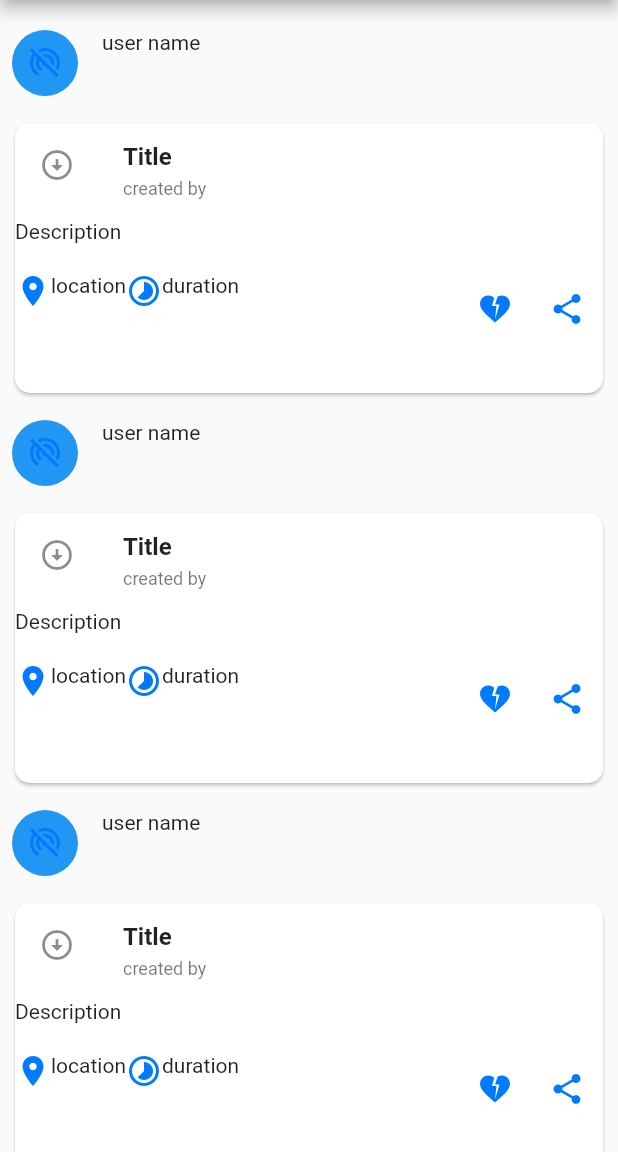
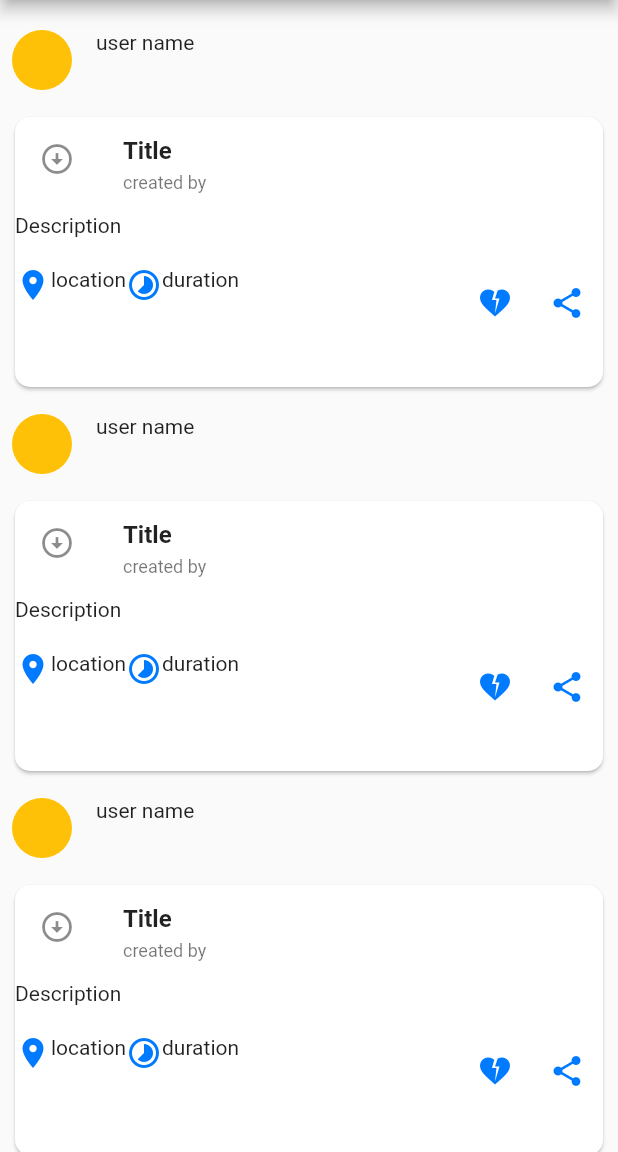
Before and after one commit to omerbeden/event-mate, a Flutter app: the EventsScreen screen opened directly, on a phone screen of 412 x 824 dp, the part 84-1236 px from its top. Run offline on Flutter 3.47's test engine with Material 2 defaults, Android fonts, the phone set to English and light mode, and no system bars; our stand-ins replace firebase_auth, firebase_core, google_sign_in, image_picker; missing offline and left inert: grpc, protobuf; accounts and stored records are empty; network calls fail.

Commit message:
some uncesseryl refactor

```diff
--- a/frontend/event_mate_ui/lib/modules/screens/events_screen.dart
+++ b/frontend/event_mate_ui/lib/modules/screens/events_screen.dart
@@ -22,10 +22,6 @@ class _EventsScreenState extends State<EventsScreen> {
 
   Widget _listBuilder(BuildContext context, int index) {
     if (index >= _itemsLength) return Container();
-
-    // Show a slightly different color palette. Show poppy-ier colors on iOS
-    // due to lighter contrasting bars and tone it down on Android.
-
     return PostWidget();
   }
 
--- a/frontend/event_mate_ui/lib/widgets/Post_widget.dart
+++ b/frontend/event_mate_ui/lib/widgets/Post_widget.dart
@@ -8,27 +8,18 @@ class PostWidget extends StatelessWidget {
   Widget build(BuildContext context) {
     return Wrap(
       children: [
-        Padding(
-          padding: EdgeInsets.all(8),
-          child: Container(
-            width: 44,
-            height: 44,
-            decoration: BoxDecoration(
-              color: Colors.blue,
-              shape: BoxShape.circle,
-            ),
-            child: ClipRect(
-              child: Icon(Icons.portable_wifi_off_outlined),
-            ),
-          ),
-        ),
-        Padding(
+        const Padding(
+            padding: EdgeInsets.all(8),
+            child: CircleAvatar(
+              backgroundColor: Colors.amber,
+            )),
+        const Padding(
           padding: EdgeInsets.all(8),
           child: Text("user name"),
         ),
         Container(
             height: 200,
-            child: EventCard(
+            child: const EventCard(
                 title: 'Title',
                 description: 'Description',
                 location: 'location',
--- a/frontend/event_mate_ui/lib/widgets/event_card_widget.dart
+++ b/frontend/event_mate_ui/lib/widgets/event_card_widget.dart
@@ -18,8 +18,7 @@ class EventCard extends StatelessWidget {
 
   @override
   Widget build(BuildContext context) {
-    return Container(
-      child: Card(
+    return Card(
       clipBehavior: Clip.antiAlias,
       margin: const EdgeInsets.all(10),
       shape: RoundedRectangleBorder(borderRadius: BorderRadius.circular(10)),
@@ -34,8 +33,8 @@ class EventCard extends StatelessWidget {
               leading: const Icon(Icons.arrow_circle_down),
               title: Text(
                 title,
-                  style: const TextStyle(
-                      fontWeight: FontWeight.bold, fontSize: 16),
+                style:
+                    const TextStyle(fontWeight: FontWeight.bold, fontSize: 16),
               ),
               subtitle: Text('created by'),
               dense: true,
@@ -79,7 +78,6 @@ class EventCard extends StatelessWidget {
           ),
         ],
       ),
-      ),
     );
   }
 }
```
Lines whose indentation alone changed are shown as unchanged.
